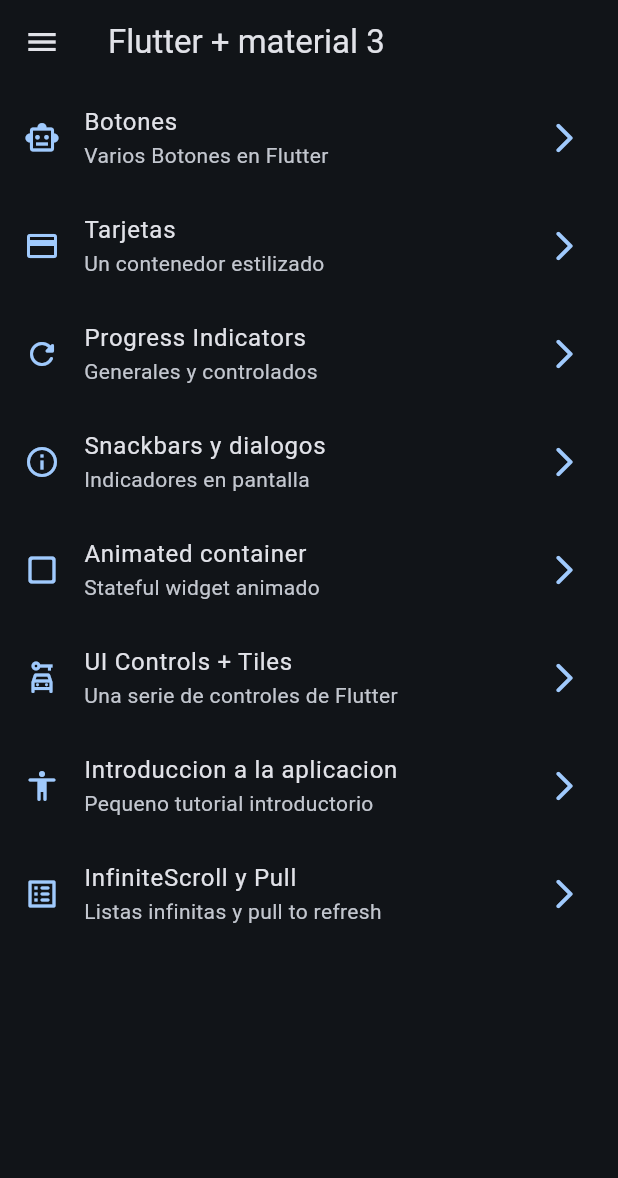
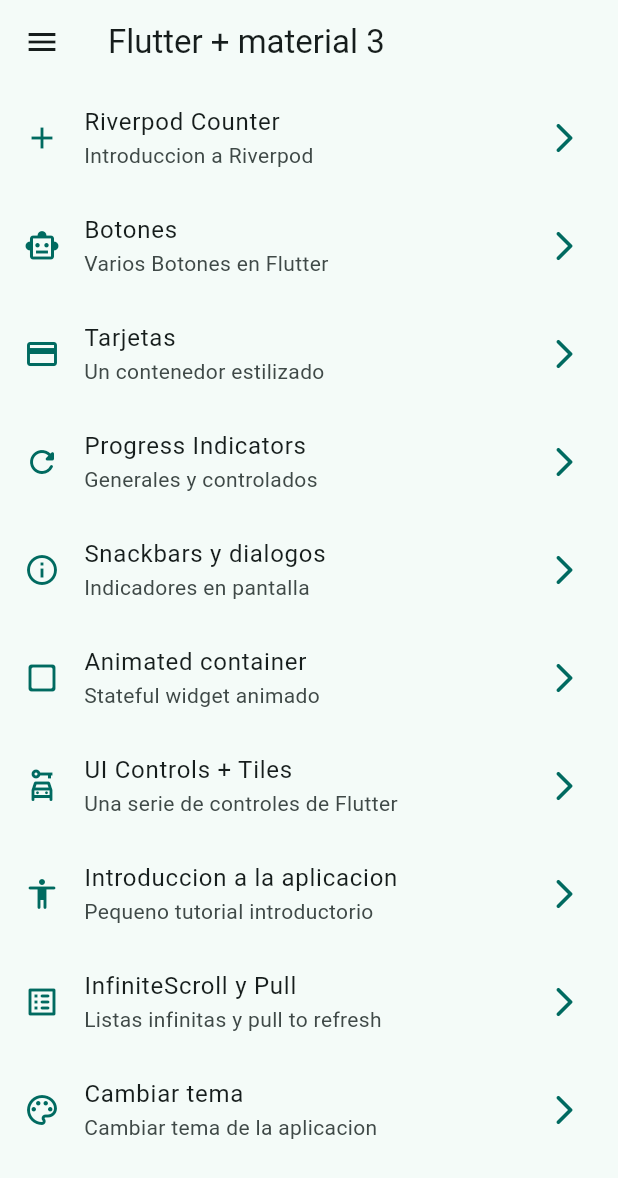
Before and after one commit to max-vigtov/widgets-app, a Flutter app: the screen it shows after launch, on a phone screen of 412 x 824 dp. Shown: the top 1178 px of the screen. Run offline on Flutter 3.47's test engine with Material 2 defaults, Android fonts, the phone set to English and light mode, and no system bars; our stand-ins replace animate_do, flutter_riverpod, go_router.

Commit message:
Apptheme: Implements riverpod & dark mode switch

```diff
--- a/lib/config/menu/menu_items.dart
+++ b/lib/config/menu/menu_items.dart
@@ -15,6 +15,14 @@ class MenuItem{
 }
 
 const appMenuItems = <MenuItem>[
+
+  MenuItem(
+    title: 'Riverpod Counter',
+    subTitle: 'Introduccion a Riverpod',
+    link: '/counter',
+    icon: Icons.add
+    ),
+
   MenuItem(
     title: 'Botones',
     subTitle: 'Varios Botones en Flutter',
@@ -70,4 +78,11 @@ const appMenuItems = <MenuItem>[
     link: '/infinite',
     icon: Icons.list_alt_rounded
     ),
+
+  MenuItem(
+    title: 'Cambiar tema',
+    subTitle: 'Cambiar tema de la aplicacion',
+    link: '/theme-changer',
+    icon: Icons.color_lens_outlined
+    ),
 ];
--- a/lib/config/router/app_router.dart
+++ b/lib/config/router/app_router.dart
@@ -1,5 +1,7 @@
 import 'package:go_router/go_router.dart';
+import 'package:widgets_app/presentation/screens/counter/counter_screen.dart';
 import 'package:widgets_app/presentation/screens/screens.dart';
+import 'package:widgets_app/presentation/screens/theme_changer/theme_changer_screen.dart';
 
 final appRouter= GoRouter(
   routes: [
@@ -56,5 +58,17 @@ final appRouter= GoRouter(
       name: InfiniteScrollScreen.name,
       builder: (context, state) => const InfiniteScrollScreen(),
       ),
+
+    GoRoute(
+      path: '/counter',
+      name: CounterScreen.name,
+      builder: (context, state) => const CounterScreen(),
+      ),
+
+    GoRoute(
+      path: '/theme-changer',
+      name: ThemeChangerScreen.name,
+      builder: (context, state) => const ThemeChangerScreen(),
+      ),
   ]
 );
--- a/lib/config/theme/app_theme.dart
+++ b/lib/config/theme/app_theme.dart
@@ -12,16 +12,20 @@ const colorList = <Color>[
   Colors.pinkAccent
 ];
 
+const bool dark = true;
+
 class AppTheme{
   final int selectedColor;
+  final bool isDarkMode ;
 
   AppTheme({
+    this.isDarkMode = false,
     this.selectedColor = 0
     }): assert( selectedColor >= 0, 'Selected color must be greater then 0'),
         assert( selectedColor < colorList.length, 'Selected color must be less or equal than ${colorList.length -1}');
 
       ThemeData getTheme() => ThemeData(
-        brightness: Brightness.dark,
+        brightness: isDarkMode ? Brightness.dark : Brightness.light,
         useMaterial3: true,
         colorSchemeSeed: colorList[selectedColor],
         appBarTheme: const AppBarTheme(
--- a/lib/main.dart
+++ b/lib/main.dart
@@ -1,21 +1,29 @@
 import 'package:flutter/material.dart';
+import 'package:flutter_riverpod/flutter_riverpod.dart';
 import 'package:widgets_app/config/router/app_router.dart';
 import 'package:widgets_app/config/theme/app_theme.dart';
+import 'package:widgets_app/presentation/providers/theme_provider.dart';
 
 void main() {
-  runApp(const MainApp());
+  runApp(
+    const ProviderScope(child: MainApp()
+    )
+ );
 }
 
-class MainApp extends StatelessWidget {
+class MainApp extends ConsumerWidget {
   const MainApp({super.key});
 
   @override
-  Widget build(BuildContext context) {
+  Widget build(BuildContext context, ref) {
+
+    final isDarkMode = ref.watch(isDarkModeProvider);
+    final selectedColor =  ref.watch(selectedColorProvider);
     return  MaterialApp.router(
       title: 'Flutter Widgets',
       routerConfig: appRouter,
       debugShowCheckedModeBanner: false,
-      theme: AppTheme(selectedColor: 0).getTheme(),
+      theme: AppTheme(selectedColor: selectedColor, isDarkMode: isDarkMode).getTheme(),
 
     );
   }
--- /dev/null
+++ b/lib/presentation/providers/counter_provider.dart
@@ -0,0 +1,5 @@
+
+
+import 'package:flutter_riverpod/flutter_riverpod.dart';
+
+final counterProvider =  StateProvider((ref) => 5,);
--- /dev/null
+++ b/lib/presentation/providers/theme_provider.dart
@@ -0,0 +1,10 @@
+
+import 'package:flutter_riverpod/flutter_riverpod.dart';
+import 'package:widgets_app/config/theme/app_theme.dart';
+
+// El themeProvider hace referencia a si el temea esta oscuro, por defecto esto es falso, o sea, esta en modo claro
+final isDarkModeProvider = StateProvider((ref) => false);
+
+final colorListProvider = Provider((ref) => colorList);
+
+final selectedColorProvider = StateProvider((ref) => 1);
--- a/lib/presentation/screens/screens.dart
+++ b/lib/presentation/screens/screens.dart
@@ -1,3 +1,5 @@
+export 'package:widgets_app/presentation/screens/theme_changer/theme_changer_screen.dart';
+
 export 'package:widgets_app/presentation/screens/animated/animated_screen.dart';
 export 'package:widgets_app/presentation/screens/app_tutorial/app_tutorial_screen.dart';
 export 'package:widgets_app/presentation/screens/infinite_scrooll/infinite_scroll_screen.dart';
--- a/pubspec.yaml
+++ b/pubspec.yaml
@@ -10,6 +10,7 @@ dependencies:
   animate_do: ^3.1.2
   flutter:
     sdk: flutter
+  flutter_riverpod: ^2.4.3
   go_router: ^9.0.3
 
 dev_dependencies:
```
Also changed, not shown: lib/presentation/screens/counter/counter_screen.dart (added, +40 -0 lines), lib/presentation/screens/theme_changer/theme_changer_screen.dart (added, +63 -0 lines), pubspec.lock.
